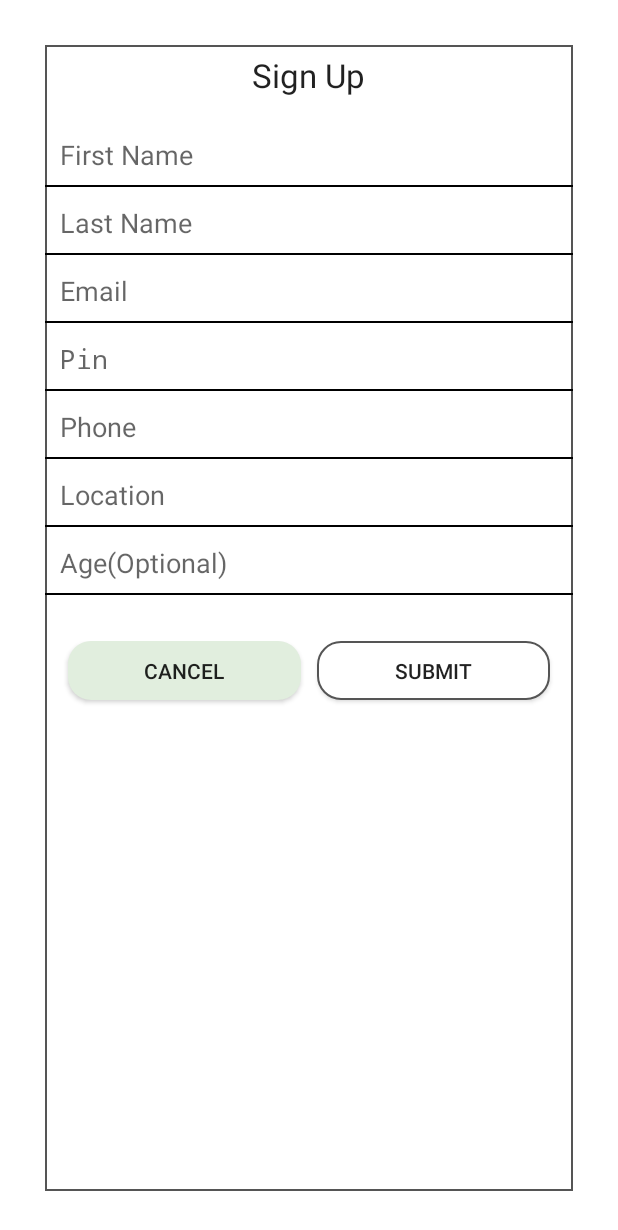
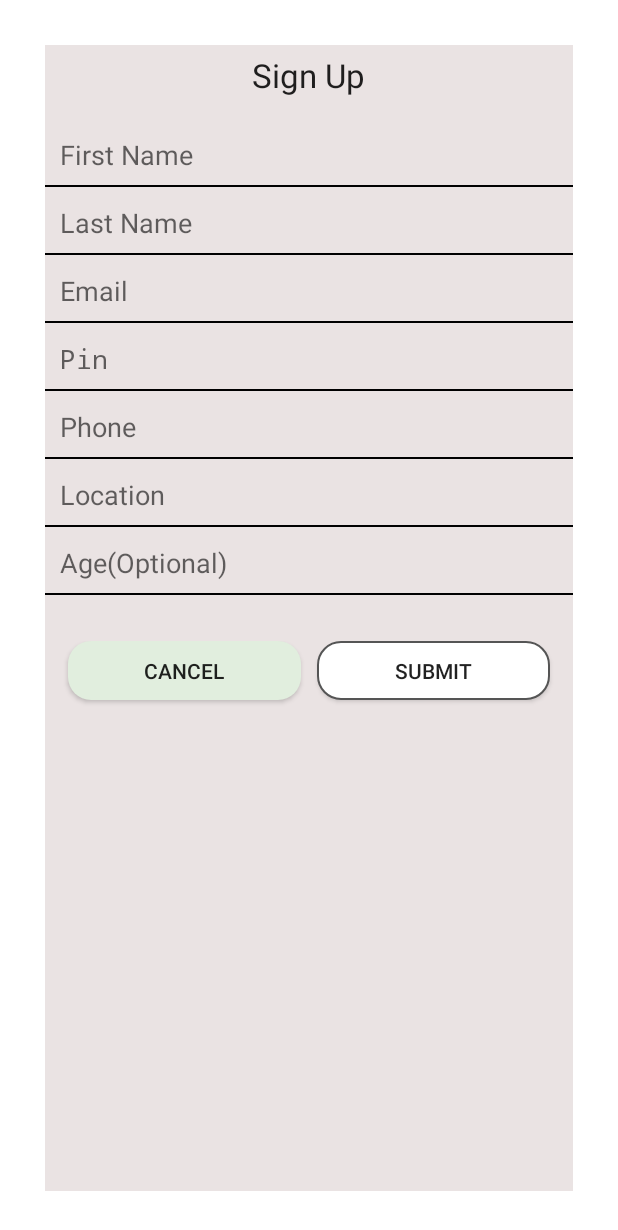
Before and after one commit to appinion-project/Appinion4, an Android app: the screen it shows after launch (Registration_02), after a tap on "REGISTER", on a phone screen of 412 x 824 dp. Shown: the top 1230 px of the screen. Run offline under Robolectric (Android 15) with nearby library versions, the phone set to English and light mode, and no system bars; libraries missing offline, so code that uses them is left out: com.loopj.android, cz.msebera.android; 3 statements that could not run were skipped.

```diff
--- a/app/src/main/java/com/appinion/app/Registration_02.java
+++ b/app/src/main/java/com/appinion/app/Registration_02.java
@@ -51,7 +51,7 @@ public class Registration_02 extends BaseActivity implements WebserviceResponse,
      * Initialise the components
      */
     private void initComponenets() {
-        check_fname=(View)findViewById(R.id.checkFname);
+       // check_fname=(View)findViewById(R.id.checkFname);
         ColorStateList csl = new ColorStateList(new int[][]{new int[0]}, new int[]{0xffffcc00});
         mFnameEdt = (EditText) findViewById(R.id.reg_edt_fname);
         mFnameEdt.setOnFocusChangeListener(this);
--- a/app/src/main/res/layout/activity_profile_view.xml
+++ b/app/src/main/res/layout/activity_profile_view.xml
@@ -3,7 +3,7 @@
     android:layout_width="match_parent"
     android:layout_height="match_parent"
     android:orientation="vertical"
-    android:background="@mipmap/backgroudn_profile"
+    android:background="@mipmap/backgroundhatirjheel"
     android:layout_marginLeft="0dp"
     >
     <LinearLayout
--- a/app/src/main/res/layout/activity_registration02.xml
+++ b/app/src/main/res/layout/activity_registration02.xml
@@ -11,7 +11,9 @@
        android:layout_width="match_parent"
        android:layout_margin="30dp"
        android:background="@drawable/sharp_withborder"
-       android:layout_height="match_parent">
+
+       android:layout_height="match_parent"
+       android:backgroundTint="#eae3e3">
 
        <LinearLayout
            android:orientation="horizontal"
@@ -222,7 +224,7 @@
            android:layout_marginLeft="10dp"
            android:layout_marginRight="10dp"
            android:layout_height="50dp"
-           android:background="#ffffff">
+           android:background="#00ffffff">
            <Button
                android:id="@+id/reg_btn_cancel"
                android:layout_width="match_parent"
```
Also changed, not shown: app/src/main/res/layout/activity_login03.xml (+16 -16 lines), app/src/main/res/mipmap-xhdpi/backgroundhatirjheel.jpg (added).
